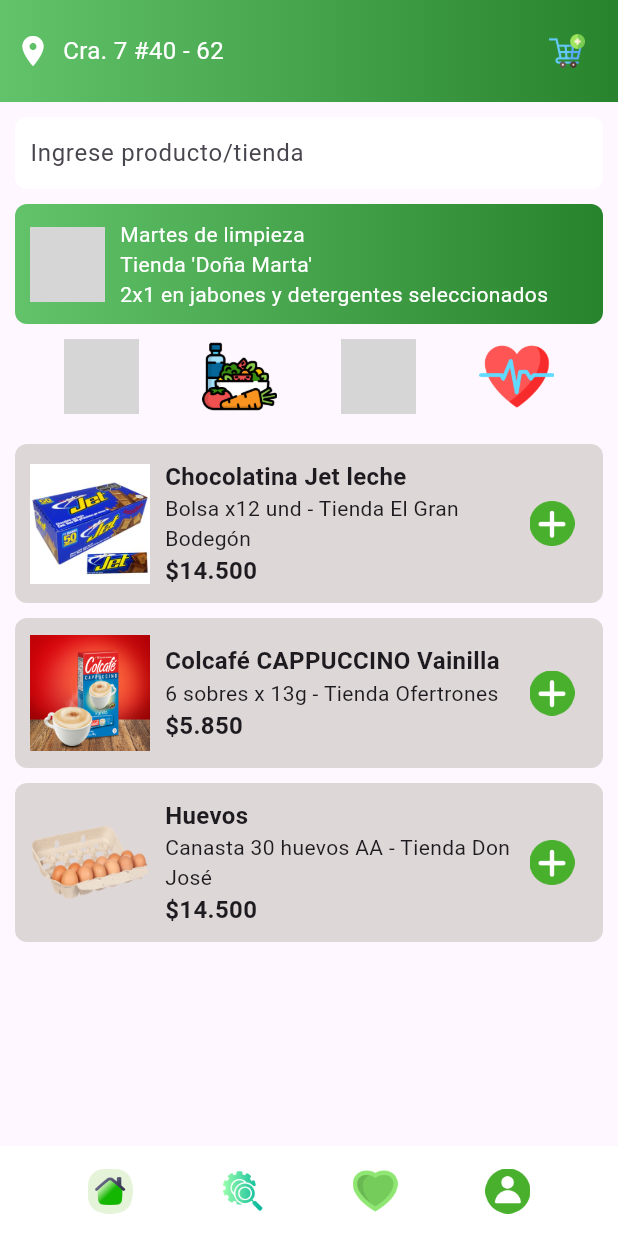
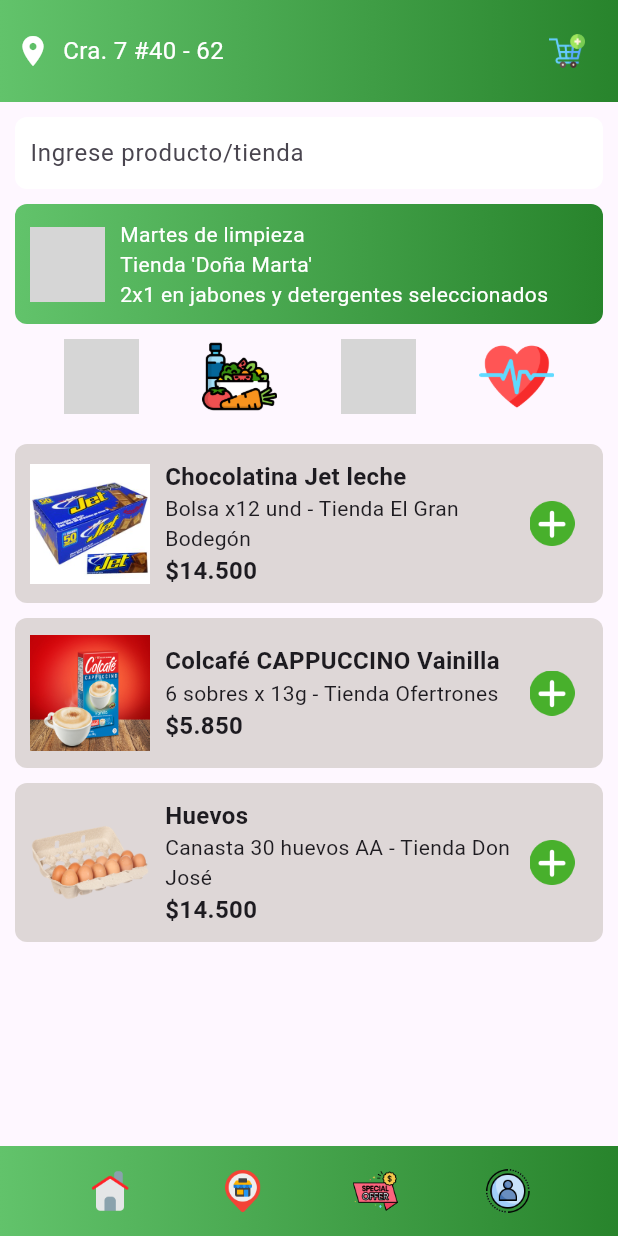
Before and after one commit to Jeisson177/Innovacion, a Flutter app: the InicioScreen screen opened by its route, on a phone screen of 412 x 824 dp. Run offline on Flutter 3.47's test engine with Material 3 defaults, Android fonts, the light colour scheme and no system bars; our stand-ins replace firebase_auth, firebase_core, geolocator, google_maps_flutter, google_sign_in; missing offline and left inert: flutter_facebook_auth; accounts and stored records are empty; grey boxes are pictures that could not be loaded.

Commit message:
Funcionamiento maps

```diff
--- a/marketcheap/lib/InicioScreen.dart
+++ b/marketcheap/lib/InicioScreen.dart
@@ -16,17 +16,27 @@
               padding: const EdgeInsets.all(10),
               decoration: const BoxDecoration(
                 gradient: LinearGradient(
-                  colors: [Color.fromARGB(255, 98, 195, 107), Color.fromARGB(255, 40, 132, 44)],
+                  colors: [
+                    Color.fromARGB(255, 98, 195, 107),
+                    Color.fromARGB(255, 40, 132, 44),
+                  ],
                 ),
               ),
               child: Row(
                 children: [
                   const Icon(Icons.location_on, color: Colors.white),
                   const SizedBox(width: 8),
-                  const Text('Cra. 7 #40 - 62', style: TextStyle(color: Colors.white, fontSize: 16)),
+                  const Text(
+                    'Cra. 7 #40 - 62',
+                    style: TextStyle(color: Colors.white, fontSize: 16),
+                  ),
                   const Spacer(),
                   IconButton(
-                    icon: Image.asset('assets/icons/ic_cart.png', width: 24, height: 24),
+                    icon: Image.asset(
+                      'assets/icons/ic_cart.png',
+                      width: 24,
+                      height: 24,
+                    ),
                     onPressed: () {
                       Navigator.pushNamed(context, '/carrito');
                     },
@@ -57,20 +67,27 @@
               padding: const EdgeInsets.all(10),
               decoration: BoxDecoration(
                 gradient: const LinearGradient(
-                  colors: [Color.fromARGB(255, 98, 195, 107), Color.fromARGB(255, 40, 132, 44)],
+                  colors: [
+                    Color.fromARGB(255, 98, 195, 107),
+                    Color.fromARGB(255, 40, 132, 44),
+                  ],
                 ),
                 borderRadius: BorderRadius.circular(8),
               ),
               child: Row(
                 children: [
-                  Image.asset('assets/icons/ic_megaphone.png', width: 50, height: 50),
+                  Image.asset(
+                    'assets/icons/ic_megaphone.png',
+                    width: 50,
+                    height: 50,
+                  ),
                   const SizedBox(width: 10),
                   const Expanded(
                     child: Text(
                       "Martes de limpieza\nTienda 'Doña Marta'\n2x1 en jabones y detergentes seleccionados",
                       style: TextStyle(color: Colors.white, fontSize: 14),
                     ),
-                  )
+                  ),
                 ],
               ),
             ),
@@ -81,10 +98,26 @@
               child: Row(
                 mainAxisAlignment: MainAxisAlignment.spaceEvenly,
                 children: [
-                  Image.asset('assets/icons/ic_cleaning.png', width: 50, height: 50),
-                  Image.asset('assets/icons/ic_food.png', width: 50, height: 50),
-                  Image.asset('assets/icons/ic_beauty.png', width: 50, height: 50),
-                  Image.asset('assets/icons/ic_health.png', width: 50, height: 50),
+                  Image.asset(
+                    'assets/icons/ic_cleaning.png',
+                    width: 50,
+                    height: 50,
+                  ),
+                  Image.asset(
+                    'assets/icons/ic_food.png',
+                    width: 50,
+                    height: 50,
+                  ),
+                  Image.asset(
+                    'assets/icons/ic_beauty.png',
+                    width: 50,
+                    height: 50,
+                  ),
+                  Image.asset(
+                    'assets/icons/ic_health.png',
+                    width: 50,
+                    height: 50,
+                  ),
                 ],
               ),
             ),
@@ -122,12 +155,24 @@
             // Bottom nav
             Container(
               height: 60,
-              color: Colors.white,
+              decoration: const BoxDecoration(
+                gradient: LinearGradient(
+                  colors: [
+                    Color.fromARGB(255, 98, 195, 107),
+                    Color.fromARGB(255, 40, 132, 44),
+                  ],
+                ),
+              ),
               child: Row(
                 mainAxisAlignment: MainAxisAlignment.spaceEvenly,
                 children: [
                   Image.asset('assets/icons/ic_home.png', width: 30),
-                  Image.asset('assets/icons/ic_search.png', width: 30),
+                  GestureDetector(
+                    onTap: () {
+                      Navigator.pushNamed(context, '/mapa');
+                    },
+                    child: Image.asset('assets/icons/ic_search.png', width: 30),
+                  ),
                   Image.asset('assets/icons/ic_favorites.png', width: 30),
                   Image.asset('assets/icons/ic_profile.png', width: 30),
                 ],
@@ -139,7 +184,13 @@
     );
   }
 
-  Widget _productoTile(BuildContext context, String image, String title, String description, String price) {
+  Widget _productoTile(
+    BuildContext context,
+    String image,
+    String title,
+    String description,
+    String price,
+  ) {
     final cart = Provider.of<ShoppingCart>(context, listen: false);
 
     return Container(
@@ -157,21 +208,35 @@
             child: Column(
               crossAxisAlignment: CrossAxisAlignment.start,
               children: [
-                Text(title, style: const TextStyle(fontWeight: FontWeight.bold, fontSize: 16)),
+                Text(
+                  title,
+                  style: const TextStyle(
+                    fontWeight: FontWeight.bold,
+                    fontSize: 16,
+                  ),
+                ),
                 Text(description, style: const TextStyle(fontSize: 14)),
-                Text(price, style: const TextStyle(fontWeight: FontWeight.bold, fontSize: 16)),
+                Text(
+                  price,
+                  style: const TextStyle(
+                    fontWeight: FontWeight.bold,
+                    fontSize: 16,
+                  ),
+                ),
               ],
             ),
           ),
           IconButton(
             icon: Image.asset('assets/icons/ic_add.png', width: 30, height: 30),
             onPressed: () {
-              cart.addItem(Producto(
-                imagen: image,
-                titulo: title,
-                descripcion: description,
-                precio: price,
-              ));
+              cart.addItem(
+                Producto(
+                  imagen: image,
+                  titulo: title,
+                  descripcion: description,
+                  precio: price,
+                ),
+              );
               ScaffoldMessenger.of(context).showSnackBar(
                 SnackBar(
                   content: Text('$title añadido al carrito'),
--- a/marketcheap/lib/main.dart
+++ b/marketcheap/lib/main.dart
@@ -1,6 +1,7 @@
 import 'package:firebase_core/firebase_core.dart';
 import 'package:flutter/material.dart';
 import 'package:marketcheap/CartScreen.dart';
+import 'package:marketcheap/MapScreen.dart';
 import 'package:marketcheap/OfertasScreen.dart';
 import 'package:marketcheap/RegisterScreen.dart';
 import 'package:marketcheap/ShoppinfCart.dart';
@@ -34,6 +35,7 @@
           '/ofertas': (context) => OfertasScreen(),
           '/carrito': (context) => const CartScreen(),
           '/registro': (context) => const RegisterScreen(),
+          '/mapa': (context) => const MapScreen(),
         },
       ),
     );
--- a/marketcheap/pubspec.yaml
+++ b/marketcheap/pubspec.yaml
@@ -19,6 +19,9 @@
   flutter_facebook_auth: ^6.0.4
   flutter_form_builder: ^9.1.1
   form_builder_validators: ^11.1.2
+  geolocator: ^10.1.0 # O la última versión disponible
+  google_maps_flutter: ^2.5.0
+  flutter_polyline_points: ^1.0.0
 
 dev_dependencies:
   change_app_package_name: ^1.1.0
```
Also changed, not shown: marketcheap/lib/MapScreen.dart (added, +105 -0 lines), marketcheap/assets/icons/ic_favorites.png, marketcheap/assets/icons/ic_home.png, marketcheap/assets/icons/ic_profile.png, marketcheap/assets/icons/ic_search.png, marketcheap/pubspec.lock, 6 other files.
